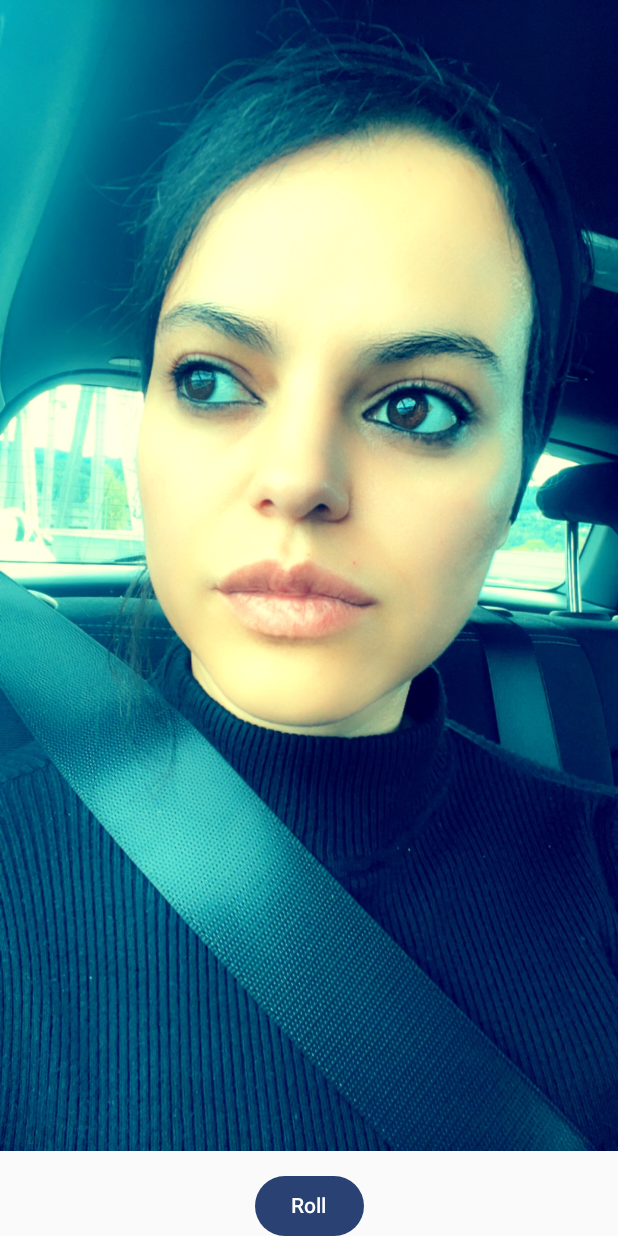
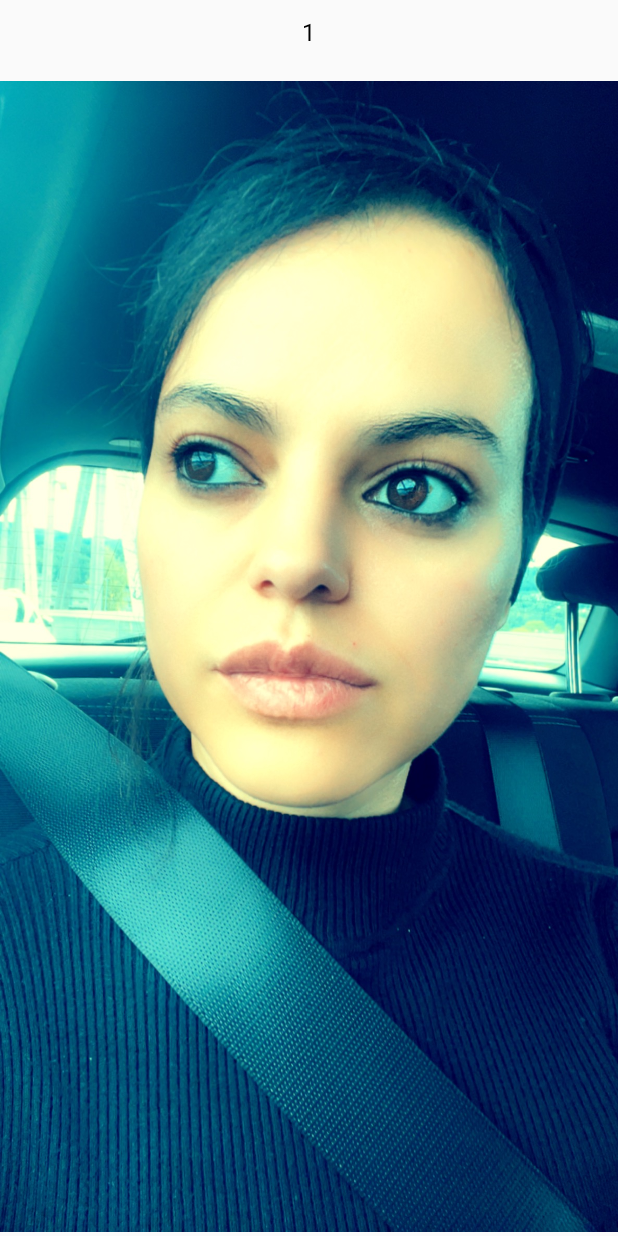
Before and after one commit to DjohnRussell/MobilProgramering, an Android app built with Jetpack Compose: the screen it shows after launch (MainActivity), after a tap on "Roll", on a phone screen of 412 x 824 dp. Run offline under Robolectric (Android 15) with nearby library versions, the phone set to English and light mode, and no system bars.

Commit message:
laget koden , men må fikse
koden er så og si ferdig , men mangler å få fikset string resultat riktig!

```diff
--- a/Howisgoingto/app/src/main/java/no/hiof/danirljr/howisgoingto/MainActivity.kt
+++ b/Howisgoingto/app/src/main/java/no/hiof/danirljr/howisgoingto/MainActivity.kt
@@ -30,7 +30,7 @@ class MainActivity : ComponentActivity() {
         setContent {
             HowIsGoingToTheme {
 
-                DiceRollerApp()
+                GoingToDo()
             }
 
         }
@@ -38,7 +38,7 @@ class MainActivity : ComponentActivity() {
 
     @Preview
     @Composable
-    fun DiceRollerApp() {
+    fun GoingToDo() {
         ButtonAndImage(
             modifier = Modifier
                 .fillMaxSize()
@@ -49,16 +49,36 @@ class MainActivity : ComponentActivity() {
 
     @Composable
     fun ButtonAndImage(modifier: Modifier = Modifier) {
+
+        // Text for the rendom task mannager
+        var dinner = stringResource(R.string.how_is_going_to_cook_dinner)
+        var laundry = stringResource(R.string.how_is_doing_the_laundy)
+        var dishes = stringResource(R.string.how_is_doing_the_dishes)
+
+        //TODO må fikse denne slik at den git stringen og ikke resultetet!
+        var resultOfText by remember { mutableStateOf(1) }
+        val textResource = when (resultOfText) {
+            1 -> R.string.how_is_doing_the_dishes
+            2 -> R.string.how_is_doing_the_laundy
+
+            else -> R.string.how_is_going_to_cook_dinner
+        }
+
         var result by remember { mutableStateOf(1) }
         val imageResource = when (result) {
             1 -> R.drawable.daniel
 
             else -> R.drawable.sonia
+
+
         }
         Column(
             modifier = modifier,
             horizontalAlignment = Alignment.CenterHorizontally
         ) {
+            Spacer(modifier = Modifier.height(10.dp))
+            Text(text = resultOfText.toString())
+            Spacer(modifier = Modifier.height(20.dp))
             Image(
                 painter = painterResource(imageResource),
                 contentDescription = result.toString()
--- a/Howisgoingto/app/src/main/res/values/strings.xml
+++ b/Howisgoingto/app/src/main/res/values/strings.xml
@@ -1,4 +1,7 @@
 <resources>
     <string name="app_name">How is going to</string>
     <string name="roll">Roll</string>
+    <string name="how_is_going_to_cook_dinner">Dinner</string>
+    <string name="how_is_doing_the_laundy">Laundy</string>
+    <string name="how_is_doing_the_dishes">Dishes</string>
 </resources>
```
